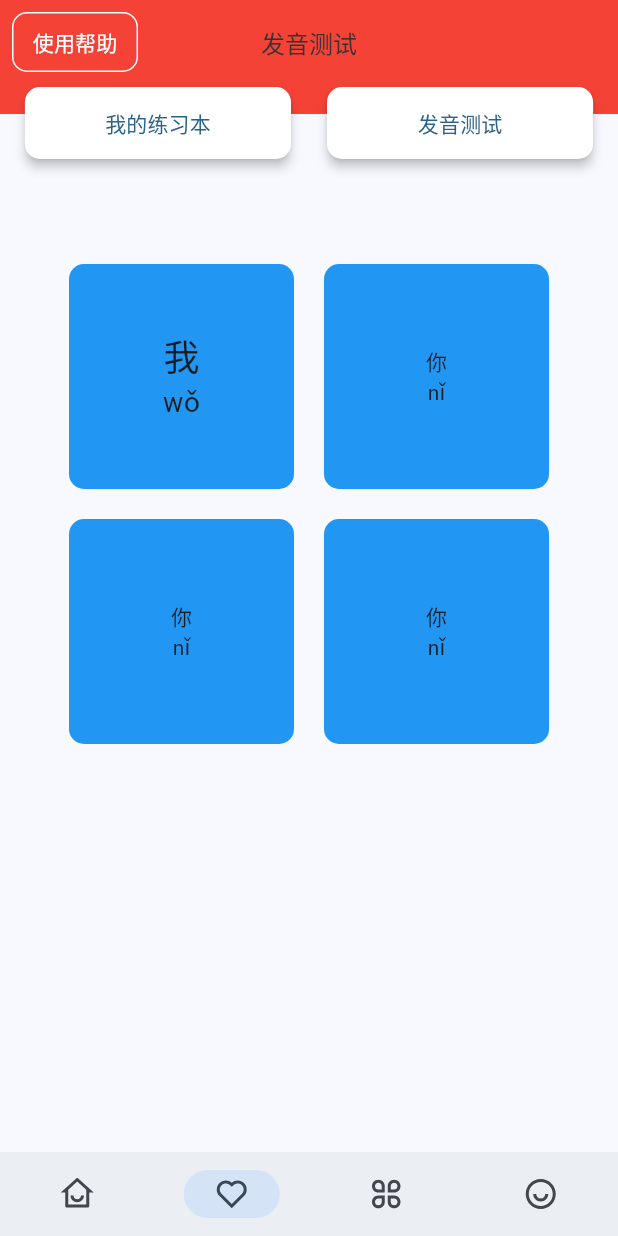
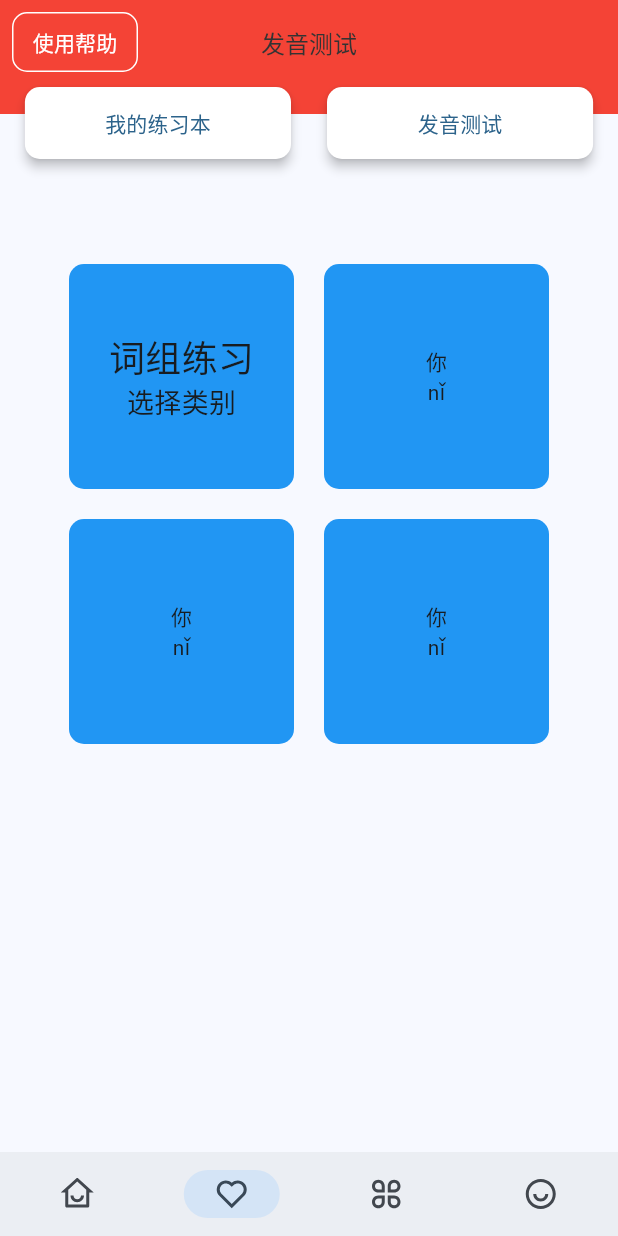
Before and after one commit to MrRuanCoder-s-Organization/RealApplication, a Flutter app: the screen it shows after launch, item 2 of the bottom bar chosen, on a phone screen of 412 x 824 dp. Run offline on Flutter 3.47's test engine with Material 3 defaults, Android fonts, the light colour scheme and no system bars; drawn by our look-alikes of dynamic_color; our stand-ins replace device_info_plus, dio, flutter_easyrefresh, flutter_smart_dialog, get, hive and 6 more; accounts and stored records are empty.

Commit message:
词语页面+路径跳转

```diff
--- a/lib/modules/pinyin/pinyin_page.dart
+++ b/lib/modules/pinyin/pinyin_page.dart
@@ -1,6 +1,8 @@
 import 'package:flutter/material.dart';
 import 'package:get/get.dart';
 import 'package:real_application/modules/pinyin/pinyin_controller.dart';
+
+import '../../routes/route_path.dart';
 
 class PinyinPage extends GetView<PinyinController> {
   const PinyinPage({Key? key}) : super(key: key);
@@ -105,7 +107,11 @@ class PinyinPage extends GetView<PinyinController> {
             runSpacing: 20,  // 垂直间距
             children: [
               // 下面的 Container 定义可以重复用以创建其他按钮
-              Container(
+              GestureDetector(
+                onTap: () {
+                  Get.toNamed(RoutePath.kLanguage);
+                },
+                child: Container(
                   width: 150,
                   height: 150,
                   decoration: BoxDecoration(
@@ -115,9 +121,10 @@ class PinyinPage extends GetView<PinyinController> {
                   child: const Column(
                     mainAxisAlignment: MainAxisAlignment.center,
                     children:  [
-                    Text('我', style: TextStyle(fontSize: 24)),
-                    Text('wǒ', style: TextStyle(fontSize: 18)),
+                      Text('词组练习', style: TextStyle(fontSize: 24)),
+                      Text('选择类别', style: TextStyle(fontSize: 18)),
                     ],
+                  ),
                 ),
               ),
               Container(
--- /dev/null
+++ b/lib/modules/pinyin/word_class_controller.dart
@@ -0,0 +1,6 @@
+import 'package:flutter/material.dart';
+import 'package:get/get_state_manager/src/simple/get_controllers.dart';
+
+class WordClassController extends GetxController {
+
+}
--- /dev/null
+++ b/lib/modules/pinyin/word_class_page.dart
@@ -0,0 +1,59 @@
+import 'package:flutter/material.dart';
+import 'package:get/get.dart';
+import 'package:real_application/modules/pinyin/word_class_controller.dart';
+
+import '../pinyin/pinyin_page.dart';
+
+class WordClassPage extends GetView<WordClassController> {
+  const WordClassPage({Key? key}) : super(key: key);
+
+  @override
+  Widget build(BuildContext context) {
+    return MaterialApp(
+      home: Scaffold(
+        appBar: AppBar(
+          // 返回
+          leading: IconButton(
+            icon: const Icon(Icons.arrow_back),
+            onPressed: () {
+              Get.back();
+            },
+          ),
+          title: Text('图标列表'),
+        ),
+        body: GridView.count(
+          crossAxisCount: 3, // 每行显示3个网格
+          children: List.generate(12, (index) {
+            return Card(
+              child: Container(
+                color: Colors.grey[300], // 替换为实际的图像
+                child: Center(
+                  child: Text(
+                    iconLabels[index],
+                    style: TextStyle(fontSize: 18),
+                  ),
+                ),
+              ),
+            );
+          }),
+        ),
+      ),
+    );
+  }
+}
+
+// 图标标签列表
+List<String> iconLabels = [
+  '生活',
+  '工作',
+  '地理',
+  '科技',
+  '旅游',
+  '植物',
+  '动物',
+  '音乐',
+  '人物',
+  '果蔬',
+  '体育',
+  '其他',
+];
--- a/lib/routes/app_pages.dart
+++ b/lib/routes/app_pages.dart
@@ -9,6 +9,7 @@ import '../modules/user/auto_exit_settings_page.dart';
 import '../modules/user/indexed_settings/indexed_settings_controller.dart';
 import '../modules/user/indexed_settings/indexed_settings_page.dart';
 import 'route_path.dart';
+import '../modules/pinyin/word_class_page.dart';
 
 class AppPages {
   AppPages._();     //_为定义的一个私有的构造函数，故该实例不能从外部创建，提供了一个集中的地方来定义和管理应用程序的所有路由。
@@ -48,6 +49,12 @@ class AppPages {
         BindingsBuilder.put(() => IndexedSettingsController()),
       ],
     ),
+    // 语训页面
+    GetPage(
+      name: RoutePath.kLanguage,
+      page: () => const WordClassPage(),
+
+    ),
     // //账号设置
     // GetPage(
     //   name: RoutePath.kSettingsAccount,
--- a/lib/routes/route_path.dart
+++ b/lib/routes/route_path.dart
@@ -18,6 +18,9 @@ class RoutePath {
   /// 外观设置
   static const kAppstyleSetting = "/settings/appstyle";
 
+  /// 语训页面
+  static const kLanguage = "/pinyin/word_class";
+
   /// 账号管理
   // static const kSettingsAccount = "/settings/account";
 
```
Lines whose indentation alone changed are shown as unchanged.
